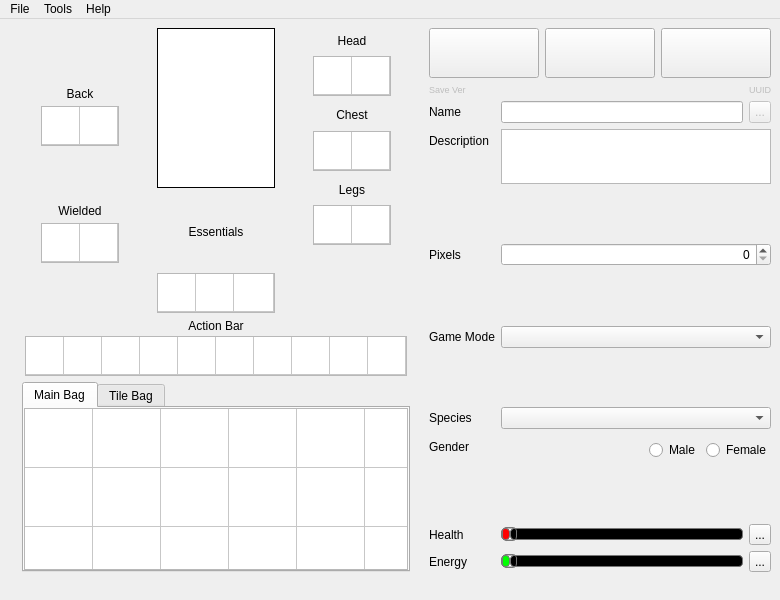
wizzomafizzo/starcheat, file starcheat/templates/MainWindow.ui: the form before one commit.
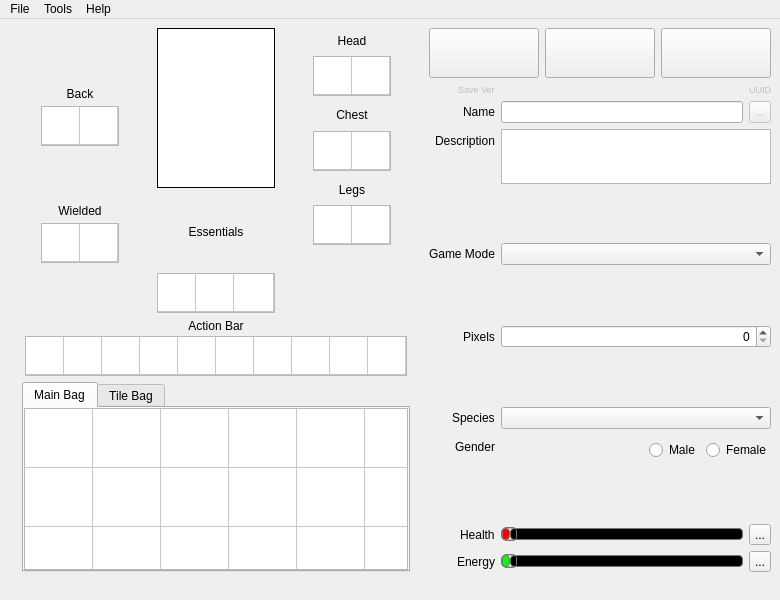
The form after the commit. Icons and pictures are not drawn.

Patch:
```diff
--- a/starcheat/templates/MainWindow.ui
+++ b/starcheat/templates/MainWindow.ui
@@ -930,6 +930,19 @@
           </property>
          </spacer>
         </item>
+        <item row="1" column="2">
+         <spacer name="horizontalSpacer_2">
+          <property name="orientation">
+           <enum>Qt::Horizontal</enum>
+          </property>
+          <property name="sizeHint" stdset="0">
+           <size>
+            <width>13</width>
+            <height>20</height>
+           </size>
+          </property>
+         </spacer>
+        </item>
         <item row="1" column="1">
          <widget class="QTableWidget" name="action_bar">
           <property name="minimumSize">
@@ -1075,19 +1088,6 @@
           </column>
          </widget>
         </item>
-        <item row="1" column="2">
-         <spacer name="horizontalSpacer_2">
-          <property name="orientation">
-           <enum>Qt::Horizontal</enum>
-          </property>
-          <property name="sizeHint" stdset="0">
-           <size>
-            <width>13</width>
-            <height>20</height>
-           </size>
-          </property>
-         </spacer>
-        </item>
        </layout>
       </item>
       <item>
@@ -1613,6 +1613,9 @@
       <property name="fieldGrowthPolicy">
        <enum>QFormLayout::AllNonFixedFieldsGrow</enum>
       </property>
+      <property name="labelAlignment">
+       <set>Qt::AlignRight|Qt::AlignTrailing|Qt::AlignVCenter</set>
+      </property>
       <item row="0" column="0">
        <widget class="QLabel" name="ver_label">
         <property name="enabled">
@@ -1719,56 +1722,7 @@
         </property>
        </spacer>
       </item>
-      <item row="4" column="0">
-       <widget class="QLabel" name="pixels_label">
-        <property name="minimumSize">
-         <size>
-          <width>0</width>
-          <height>15</height>
-         </size>
-        </property>
-        <property name="layoutDirection">
-         <enum>Qt::LeftToRight</enum>
-        </property>
-        <property name="text">
-         <string>Pixels</string>
-        </property>
-        <property name="alignment">
-         <set>Qt::AlignCenter</set>
-        </property>
-       </widget>
-      </item>
-      <item row="5" column="1">
-       <spacer name="verticalSpacer_6">
-        <property name="orientation">
-         <enum>Qt::Vertical</enum>
-        </property>
-        <property name="sizeHint" stdset="0">
-         <size>
-          <width>20</width>
-          <height>40</height>
-         </size>
-        </property>
-       </spacer>
-      </item>
-      <item row="6" column="0">
-       <widget class="QLabel" name="game_mode_label">
-        <property name="text">
-         <string>Game Mode</string>
-        </property>
-        <property name="alignment">
-         <set>Qt::AlignCenter</set>
-        </property>
-       </widget>
-      </item>
-      <item row="6" column="1">
-       <widget class="QComboBox" name="game_mode">
-        <property name="enabled">
-         <bool>true</bool>
-        </property>
-       </widget>
-      </item>
-      <item row="7" column="1">
+      <item row="8" column="1">
        <spacer name="verticalSpacer_7">
         <property name="orientation">
          <enum>Qt::Vertical</enum>
@@ -1781,7 +1735,7 @@
         </property>
        </spacer>
       </item>
-      <item row="8" column="0">
+      <item row="9" column="0">
        <widget class="QLabel" name="race_label">
         <property name="text">
          <string>Species</string>
@@ -1791,10 +1745,10 @@
         </property>
        </widget>
       </item>
-      <item row="8" column="1">
+      <item row="9" column="1">
        <widget class="QComboBox" name="race"/>
       </item>
-      <item row="9" column="0">
+      <item row="10" column="0">
        <widget class="QLabel" name="gender_label">
         <property name="text">
          <string>Gender</string>
@@ -1804,7 +1758,7 @@
         </property>
        </widget>
       </item>
-      <item row="9" column="1">
+      <item row="10" column="1">
        <widget class="QWidget" name="gender_group" native="true">
         <property name="minimumSize">
          <size>
@@ -1869,7 +1823,7 @@
         </layout>
        </widget>
       </item>
-      <item row="10" column="1">
+      <item row="11" column="1">
        <spacer name="verticalSpacer_8">
         <property name="orientation">
          <enum>Qt::Vertical</enum>
@@ -1882,14 +1836,14 @@
         </property>
        </spacer>
       </item>
-      <item row="11" column="0">
+      <item row="12" column="0">
        <widget class="QLabel" name="health_label">
         <property name="text">
          <string>Health</string>
         </property>
        </widget>
       </item>
-      <item row="11" column="1">
+      <item row="12" column="1">
        <layout class="QHBoxLayout" name="horizontalLayout_2">
         <item>
          <widget class="QSlider" name="health">
@@ -1955,14 +1909,14 @@
         </item>
        </layout>
       </item>
-      <item row="12" column="0">
+      <item row="13" column="0">
        <widget class="QLabel" name="energy_label">
         <property name="text">
          <string>Energy</string>
         </property>
        </widget>
       </item>
-      <item row="12" column="1">
+      <item row="13" column="1">
        <layout class="QHBoxLayout" name="horizontalLayout_6">
         <item>
          <widget class="QSlider" name="energy">
@@ -2032,6 +1986,13 @@
        </layout>
       </item>
       <item row="4" column="1">
+       <widget class="QComboBox" name="game_mode">
+        <property name="enabled">
+         <bool>true</bool>
+        </property>
+       </widget>
+      </item>
+      <item row="7" column="1">
        <widget class="QSpinBox" name="pixels">
         <property name="alignment">
          <set>Qt::AlignRight|Qt::AlignTrailing|Qt::AlignVCenter</set>
@@ -2050,11 +2011,54 @@
         </property>
        </widget>
       </item>
+      <item row="4" column="0">
+       <widget class="QLabel" name="game_mode_label">
+        <property name="text">
+         <string>Game Mode</string>
+        </property>
+        <property name="alignment">
+         <set>Qt::AlignCenter</set>
+        </property>
+       </widget>
+      </item>
+      <item row="7" column="0">
+       <widget class="QLabel" name="pixels_label">
+        <property name="minimumSize">
+         <size>
+          <width>0</width>
+          <height>15</height>
+         </size>
+        </property>
+        <property name="layoutDirection">
+         <enum>Qt::LeftToRight</enum>
+        </property>
+        <property name="text">
+         <string>Pixels</string>
+        </property>
+        <property name="alignment">
+         <set>Qt::AlignCenter</set>
+        </property>
+       </widget>
+      </item>
+      <item row="5" column="1">
+       <spacer name="verticalSpacer_6">
+        <property name="orientation">
+         <enum>Qt::Vertical</enum>
+        </property>
+        <property name="sizeHint" stdset="0">
+         <size>
+          <width>20</width>
+          <height>40</height>
+         </size>
+        </property>
+       </spacer>
+      </item>
      </layout>
     </item>
    </layout>
    <zorder></zorder>
    <zorder></zorder>
+   <zorder></zorder>
   </widget>
   <widget class="QMenuBar" name="menubar">
    <property name="geometry">
```
Left out of the diff: 2 changed lines with no effect on the pictures.
